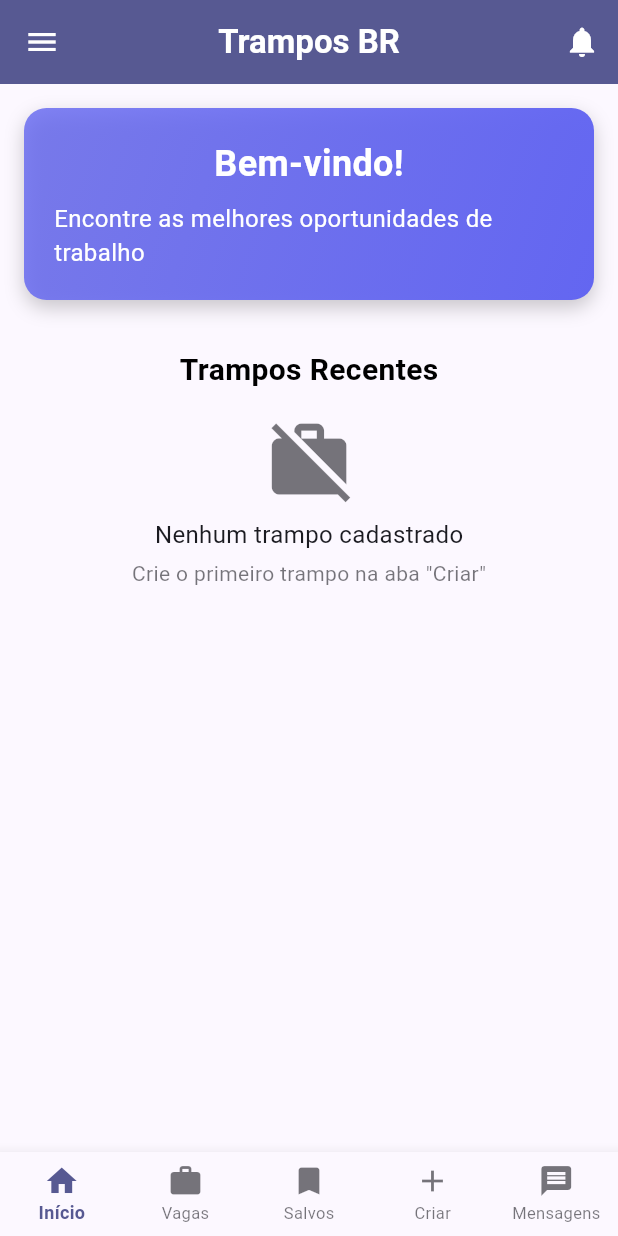
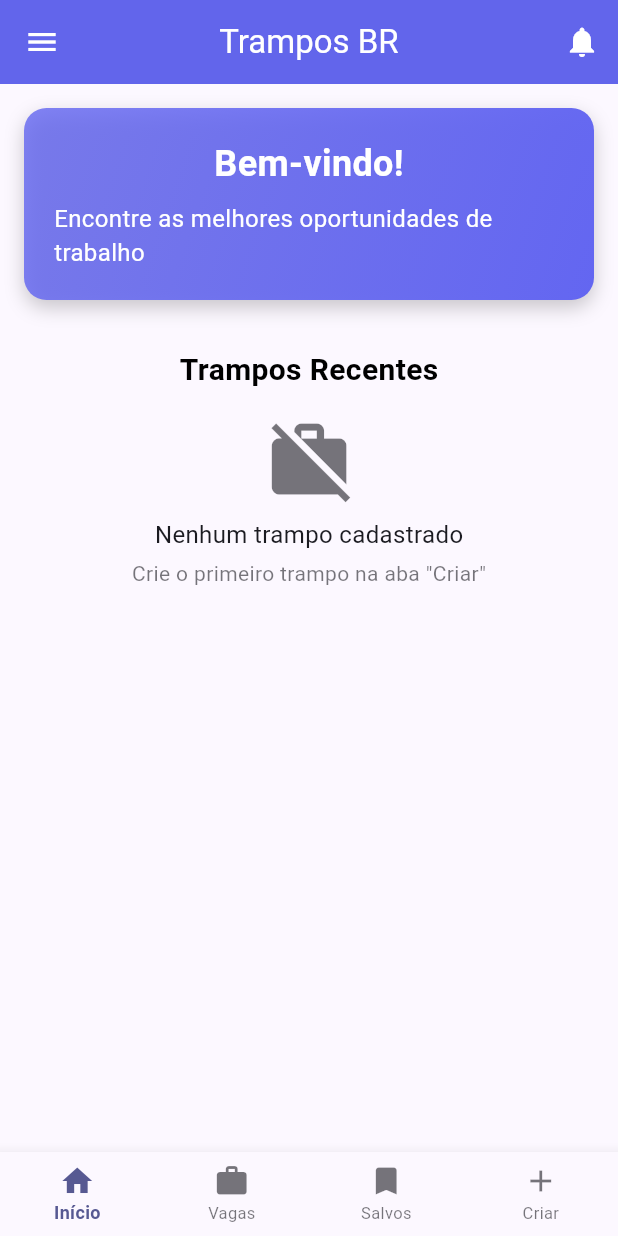
Before and after one commit to AdrLuft/trampo_br, a Flutter app: the HomeViewPessoaFisica screen opened by its route, on a phone screen of 412 x 824 dp. Run offline on Flutter 3.47's test engine with Material 3 defaults, Android fonts, the phone set to English and light mode, and no system bars; our stand-ins replace cloud_firestore, firebase_auth, firebase_core, font_awesome_flutter, get, share_plus and 1 more; missing offline and left inert: cpf_cnpj_validator; accounts and stored records are empty; generated files the repository leaves out were written again.

Commit message:
Ajustes Layout eliminacao de chat

```diff
--- a/lib/app/modules/job_pessoa_fisica_module/views/home/view/home_view_pessoa_fisica.dart
+++ b/lib/app/modules/job_pessoa_fisica_module/views/home/view/home_view_pessoa_fisica.dart
@@ -1,5 +1,6 @@
 import 'package:flutter/material.dart';
 import 'package:get/get.dart';
+import 'package:interprise_calendar/app/modules/job_pessoa_fisica_module/data/models/trampos_model.dart';
 import 'package:url_launcher/url_launcher.dart';
 import 'package:font_awesome_flutter/font_awesome_flutter.dart';
 import 'package:interprise_calendar/app/core/widgets/widgets_custom/status_widget.dart';
@@ -9,7 +10,6 @@ import 'package:interprise_calendar/app/modules/job_pessoa_fisica_module/views/h
 import 'package:interprise_calendar/app/modules/job_pessoa_fisica_module/views/home/helpers/pages_for_homeview_pessoa_fisica/criar_trampo_page/criar_trampo_page.dart';
 import 'package:interprise_calendar/app/modules/job_pessoa_fisica_module/views/home/helpers/pages_for_homeview_pessoa_fisica/detalhes_vaga_page/detalhes_vagas_page.dart'
     as detalhes;
-import 'package:interprise_calendar/app/modules/job_pessoa_fisica_module/views/home/helpers/pages_for_homeview_pessoa_fisica/mensagens_page/mensagens_page_helper.dart';
 import 'package:interprise_calendar/app/modules/job_pessoa_fisica_module/views/home/helpers/pages_for_homeview_pessoa_fisica/trampos_salvos_page/salvos_page_helper.dart';
 import 'package:interprise_calendar/app/modules/job_pessoa_fisica_module/views/home/helpers/pages_for_homeview_pessoa_fisica/vagas_pages/vagas_page_helper.dart';
 import 'package:cloud_firestore/cloud_firestore.dart';
@@ -23,10 +23,10 @@ class HomeViewPessoaFisica extends StatefulWidget {
 
 class _HomeViewState extends State<HomeViewPessoaFisica> {
   int _selectedIndex = 0;
-  final TramposController _controller = Get.find();
   final SettingsHomePagePessoaFisicaController _settingsController =
       SettingsHomePagePessoaFisicaController();
-  // final DialogsHomeViewPessoaFisica _dialogsHelper = DialogsHomeViewPessoaFisica();
+  final TramposController _controller = Get.find<TramposController>();
+
   @override
   void initState() {
     super.initState();
@@ -44,34 +44,16 @@ class _HomeViewState extends State<HomeViewPessoaFisica> {
     const VagasPage(),
     const SalvosPage(),
     const CriarPage(),
-    const MensagensPage(),
+    // const MensagensPage(),
   ];
 
   @override
   Widget build(BuildContext context) {
     return Scaffold(
       appBar: AppBar(
-        title: Text(
-          'Trampos BR',
-          style: TextStyle(
-            fontWeight: FontWeight.bold,
-            color: Theme.of(context).colorScheme.onPrimary,
-          ),
-        ),
-        backgroundColor: Theme.of(context).colorScheme.primary,
-        elevation: 0,
-        centerTitle: true,
-        iconTheme: IconThemeData(
-          color: Theme.of(context).colorScheme.onPrimary,
-        ),
+        title: const Text('Trampos BR'),
         actions: [
-          IconButton(
-            icon: Icon(
-              Icons.notifications,
-              color: Theme.of(context).colorScheme.onPrimary,
-            ),
-            onPressed: () {},
-          ),
+          IconButton(icon: const Icon(Icons.notifications), onPressed: () {}),
         ],
       ),
       drawer: _buildDrawer(),
@@ -99,10 +81,10 @@ class _HomeViewState extends State<HomeViewPessoaFisica> {
           BottomNavigationBarItem(icon: Icon(Icons.work), label: 'Vagas'),
           BottomNavigationBarItem(icon: Icon(Icons.bookmark), label: 'Salvos'),
           BottomNavigationBarItem(icon: Icon(Icons.add), label: 'Criar'),
-          BottomNavigationBarItem(
-            icon: Icon(Icons.message),
-            label: 'Mensagens',
-          ),
+          // BottomNavigationBarItem(
+          //   icon: Icon(Icons.message),
+          //   label: 'Mensagens',
+          // ),
         ],
       ),
     );
@@ -453,7 +435,12 @@ class _InicioPage extends StatelessWidget {
                 itemBuilder: (context, index) {
                   final doc = snapshot.data!.docs[index];
                   final data = doc.data() as Map<String, dynamic>;
-                  return _buildTrampoCardFromData(data, isDark);
+                  return _buildTrampoCardFromData(
+                    data,
+                    isDark,
+                    doc.id,
+                    controller,
+                  );
                 },
               );
             },
@@ -463,7 +450,12 @@ class _InicioPage extends StatelessWidget {
     );
   }
 
-  Widget _buildTrampoCardFromData(Map<String, dynamic> data, bool isDark) {
+  Widget _buildTrampoCardFromData(
+    Map<String, dynamic> data,
+    bool isDark,
+    String docId,
+    TramposController controller,
+  ) {
     return Builder(
       builder: (context) {
         return GestureDetector(
@@ -555,7 +547,12 @@ class _InicioPage extends StatelessWidget {
                         children: [
                           IconButton(
                             onPressed: () {
-                              // Implementação do método de salvar vaga
+                              final vagaEntity =
+                                  CreateTramposModel.fromJson({
+                                    'id': docId,
+                                    ...data,
+                                  }).toEntity();
+                              controller.salvarVagaFavoritos(vagaEntity);
                             },
                             icon: Icon(
                               Icons.bookmark_border,
```
Also changed, not shown: lib/app/modules/job_pessoa_fisica_module/views/home/helpers/pages_for_homeview_pessoa_fisica/criar_trampo_page/criar_trampo_page.dart (+4 -4 lines), lib/app/modules/job_pessoa_fisica_module/views/home/helpers/pages_for_homeview_pessoa_fisica/detalhes_vaga_page/detalhes_vagas_page.dart (+54 -8 lines).
